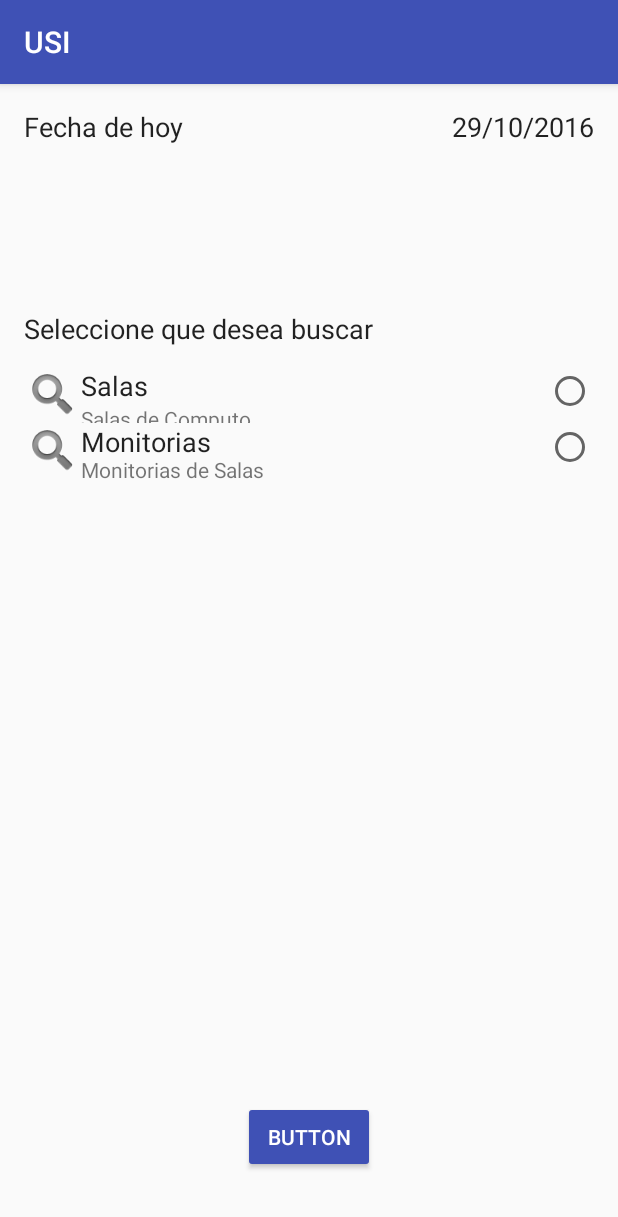
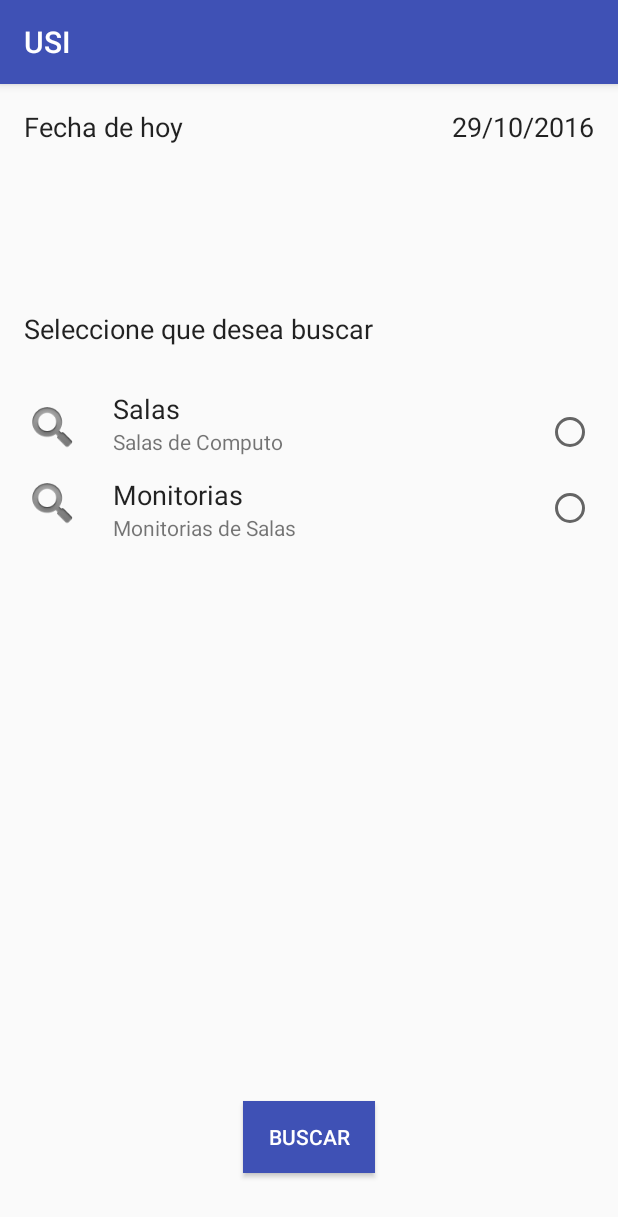
Before and after one commit to brayan-stiven-v-v/usi-app, an Android app: the screen it shows after launch (MainActivity), on a phone screen of 412 x 824 dp. Shown: the top 1217 px of the screen. Run offline under Robolectric (Android 15) with nearby library versions, the light colour scheme and no system bars.

Commit message:
Organizando la primera interfaz USI

```diff
--- a/USI/app/src/main/res/layout/activity_main.xml
+++ b/USI/app/src/main/res/layout/activity_main.xml
@@ -12,7 +12,7 @@
     tools:context="com.appusi.usiunidaddeserviciosinformaticos.MainActivity">
 
     <TextView
-        android:text="@string/text_fecha_hoy"
+        android:text="@string/txt_USI_fecha_hoy"
         android:layout_width="wrap_content"
         android:layout_height="wrap_content"
         android:layout_alignParentTop="true"
@@ -30,7 +30,7 @@
         android:layout_alignParentRight="true"
         android:layout_alignParentEnd="true"
         android:textAppearance="@android:style/TextAppearance.DeviceDefault"
-        android:text="@string/text_fecha_hoy_date"
+        android:text="@string/txt_USI_fecha_hoy_date"
         android:textSize="18sp"
         tools:ignore="RelativeOverlap" />
 
@@ -39,80 +39,21 @@
         android:layout_height="wrap_content"
         android:layout_below="@+id/txt_fecha_hoy"
         android:layout_marginTop="110dp"
-        android:id="@+id/textView3"
-        android:text="@string/text_desea_buscar"
+        android:id="@+id/txt_desea_buscar"
+        android:text="@string/tet_USI_desea_buscar"
         android:textAppearance="@android:style/TextAppearance.DeviceDefault"
         android:textSize="18sp" />
 
-    <LinearLayout
-        android:orientation="vertical"
-        android:layout_width="match_parent"
-        android:layout_height="wrap_content"
-        android:layout_marginTop="13dp"
-        android:layout_below="@+id/textView3"
-        android:layout_alignParentRight="true"
-        android:layout_alignParentEnd="true"
-        android:weightSum="1">
-
-        <LinearLayout
-            android:orientation="horizontal"
-            android:layout_width="match_parent"
-            android:layout_height="wrap_content">
-
-            <ImageView
-                android:layout_width="38dp"
-                android:layout_height="37dp"
-                app:srcCompat="@android:drawable/ic_search_category_default"
-                android:id="@+id/imageView2"
-                tools:ignore="ContentDescription" />
-
-            <LinearLayout
-                android:orientation="vertical"
-                android:layout_width="match_parent"
-                android:layout_height="match_parent"
-                android:layout_weight="1"
-                tools:ignore="InefficientWeight">
-
-                <TextView
-                    android:text="@string/txt_USI_salas"
+    <Button
+        android:text="@string/btn_USI_buscar"
         android:layout_width="wrap_content"
         android:layout_height="wrap_content"
-                    android:id="@+id/txt_USI_salas"
-                    android:textAppearance="@android:style/TextAppearance.DeviceDefault"
-                    android:textSize="18sp" />
-
-                <TextView
-                    android:text="@string/txt_USI_salas_description"
-                    android:layout_width="wrap_content"
-                    android:layout_height="wrap_content"
-                    android:id="@+id/txt_USI_salas_description"
-                    android:textAppearance="@android:style/TextAppearance.DeviceDefault"
-                    android:textColor="@color/colorControlNormal" />
-            </LinearLayout>
-
-            <RadioButton
-                android:layout_width="wrap_content"
-                android:layout_height="wrap_content"
-                android:id="@+id/rdButton_salas" />
-        </LinearLayout>
-
-        <LinearLayout
-            android:orientation="horizontal"
-            android:layout_width="match_parent"
-            android:layout_height="wrap_content"
-            android:weightSum="1">
-
-            <ImageView
-                android:layout_width="38dp"
-                android:layout_height="37dp"
-                app:srcCompat="@android:drawable/ic_search_category_default"
-                android:id="@+id/imageView" />
-
-            <LinearLayout
-                android:orientation="vertical"
-                android:layout_width="wrap_content"
-                android:layout_height="match_parent"
-                android:layout_weight="1.00">
+        android:id="@+id/btnConsultar"
+        android:layout_marginBottom="26dp"
+        android:layout_alignParentBottom="true"
+        android:layout_centerHorizontal="true"
+        android:textColor="@android:color/white"
+        android:background="@color/colorPrimary" />
 
     <TextView
         android:text="@string/txt_USI_monitorias"
@@ -121,7 +62,10 @@
         android:id="@+id/txt_USI_monitorias"
         android:layout_weight="1"
         android:textAppearance="@android:style/TextAppearance.DeviceDefault"
-                    android:textSize="18sp" />
+        android:textSize="18sp"
+        android:layout_alignTop="@+id/imgSearchMonitorias"
+        android:layout_toLeftOf="@+id/btnConsultar"
+        android:layout_toStartOf="@+id/btnConsultar" />
 
     <TextView
         android:text="@string/txt_USI_monitorias_description"
@@ -130,26 +74,70 @@
         android:id="@+id/txt_USI_monitorias_description"
         android:layout_weight="1"
         android:textAppearance="@android:style/TextAppearance.DeviceDefault"
-                    android:textColor="@color/colorControlNormal" />
-            </LinearLayout>
+        android:textColor="@color/colorControlNormal"
+        android:layout_below="@+id/txt_USI_monitorias"
+        android:layout_alignLeft="@+id/txt_USI_monitorias"
+        android:layout_alignStart="@+id/txt_USI_monitorias" />
+
+    <TextView
+        android:text="@string/txt_USI_salas_description"
+        android:layout_width="wrap_content"
+        android:layout_height="wrap_content"
+        android:id="@+id/txt_USI_salas_description"
+        android:textAppearance="@android:style/TextAppearance.DeviceDefault"
+        android:textColor="@color/colorControlNormal"
+        android:layout_above="@+id/imgSearchMonitorias"
+        android:layout_alignLeft="@+id/txt_USI_monitorias"
+        android:layout_alignStart="@+id/txt_USI_monitorias" />
 
     <RadioButton
         android:layout_width="wrap_content"
         android:layout_height="wrap_content"
-                android:id="@+id/rdButton_monitorias" />
-        </LinearLayout>
+        android:id="@+id/rdButton_salas"
+        android:layout_alignBottom="@+id/txt_USI_salas_description"
+        android:layout_alignParentRight="true"
+        android:layout_alignParentEnd="true" />
 
-    </LinearLayout>
-
-    <Button
-        android:text="Button"
+    <RadioButton
         android:layout_width="wrap_content"
         android:layout_height="wrap_content"
-        android:id="@+id/btnConsultar"
-        android:layout_marginBottom="26dp"
-        android:layout_alignParentBottom="true"
-        android:layout_centerHorizontal="true"
-        android:backgroundTint="@color/colorPrimary"
-        android:textColor="@android:color/white" />
+        android:id="@+id/rdButton_monitorias"
+        android:layout_alignBottom="@+id/imgSearchMonitorias"
+        android:layout_alignParentRight="true"
+        android:layout_alignParentEnd="true" />
+
+    <TextView
+        android:text="@string/txt_USI_salas"
+        android:layout_width="wrap_content"
+        android:layout_height="wrap_content"
+        android:id="@+id/txt_USI_salas"
+        android:textAppearance="@android:style/TextAppearance.DeviceDefault"
+        android:textSize="18sp"
+        android:layout_above="@+id/txt_USI_salas_description"
+        android:layout_alignLeft="@+id/txt_USI_salas_description"
+        android:layout_alignStart="@+id/txt_USI_salas_description" />
+
+    <ImageView
+        android:layout_width="38dp"
+        android:layout_height="37dp"
+        app:srcCompat="@android:drawable/ic_search_category_default"
+        android:id="@+id/imgSearchSalas"
+        tools:ignore="ContentDescription"
+        android:layout_marginTop="35dp"
+        android:layout_below="@+id/txt_desea_buscar"
+        android:layout_alignParentLeft="true"
+        android:layout_alignParentStart="true"
+        android:contentDescription="@string/txt_USI_salas" />
+
+    <ImageView
+        android:layout_width="38dp"
+        android:layout_height="37dp"
+        app:srcCompat="@android:drawable/ic_search_category_default"
+        android:id="@+id/imgSearchMonitorias"
+        android:layout_marginTop="13dp"
+        android:layout_below="@+id/imgSearchSalas"
+        android:layout_alignParentLeft="true"
+        android:layout_alignParentStart="true"
+        android:contentDescription="@string/txt_USI_monitorias" />
 
 </RelativeLayout>
--- a/USI/app/src/main/res/values/strings.xml
+++ b/USI/app/src/main/res/values/strings.xml
@@ -1,10 +1,11 @@
 <resources>
     <string name="app_name">USI</string>
-    <string name="text_fecha_hoy">Fecha de hoy</string>
-    <string name="text_fecha_hoy_date">25/09/2020</string>
-    <string name="text_desea_buscar">Seleccione que desea buscar</string>
+    <string name="txt_USI_fecha_hoy">Fecha de hoy</string>
+    <string name="txt_USI_fecha_hoy_date">25/09/2020</string>
+    <string name="tet_USI_desea_buscar">Seleccione que desea buscar</string>
     <string name="txt_USI_salas_description">Salas de Computo</string>
     <string name="txt_USI_salas">Salas</string>
     <string name="txt_USI_monitorias">Monitorias</string>
     <string name="txt_USI_monitorias_description">Monitorias de Salas</string>
+    <string name="btn_USI_buscar">BUSCAR</string>
 </resources>
```
Also changed, not shown: 177 other files. Lines whose indentation alone changed are shown as unchanged.
